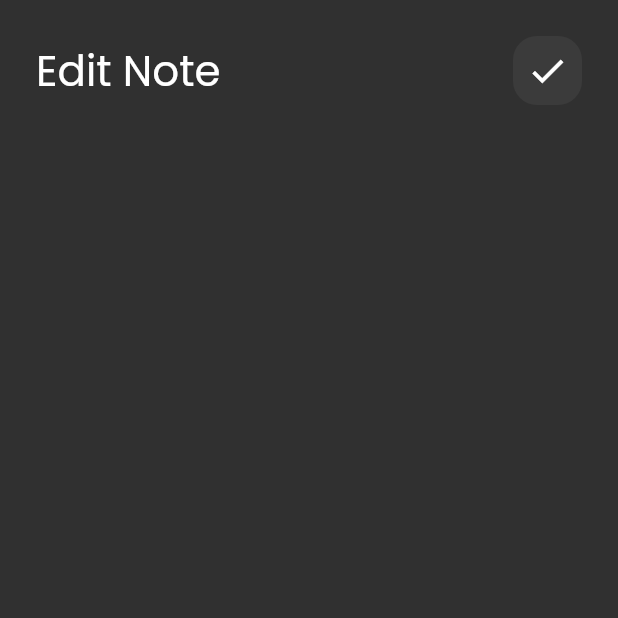
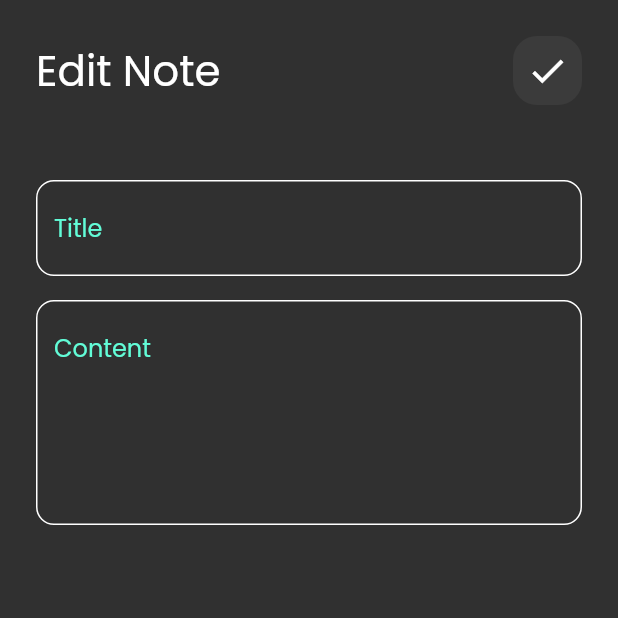
Before and after one commit to dimiana17/notes_app, a Flutter app: the EditNoteView screen opened directly, on a phone screen of 412 x 824 dp, the top half of it. Run offline on Flutter 3.47's test engine with Material 2 defaults, Android fonts, the phone set to English and light mode, and no system bars; our stand-ins replace font_awesome_flutter.

Commit message:
edit note view ui

```diff
--- a/lib/views/widgets/custom_app_bar.dart
+++ b/lib/views/widgets/custom_app_bar.dart
@@ -16,7 +16,9 @@ class CustomAppBar extends StatelessWidget {
           style: const TextStyle(fontSize: 28),
 
         ),
-        CustomSearchIcon(icon: icon,)
+        CustomSearchIcon(icon: icon,),
+
+
       ],
     );
   }
--- a/lib/views/widgets/edit_note_view_body.dart
+++ b/lib/views/widgets/edit_note_view_body.dart
@@ -1,5 +1,6 @@
 import 'package:flutter/material.dart';
 import 'package:note_app/views/widgets/custom_app_bar.dart';
+import 'package:note_app/views/widgets/custom_text_field.dart';
 
 class EditNoteViewBody extends StatelessWidget {
   const EditNoteViewBody({super.key});
@@ -10,7 +11,14 @@ class EditNoteViewBody extends StatelessWidget {
       padding: EdgeInsets.symmetric(vertical: 24, horizontal: 24),
       child: Column(
         children: [
-          CustomAppBar(appTitle: 'Edit Note',icon: Icons.check,)
+          CustomAppBar(
+            appTitle: 'Edit Note',
+            icon: Icons.check,
+          ),
+        SizedBox(height: 50,),
+        CustomTextField(hintText: 'Title',maxLine: 1,),
+        SizedBox(height: 16,),
+        CustomTextField(hintText: 'Content',maxLine: 5,),
         ],
       ),
     );
```
